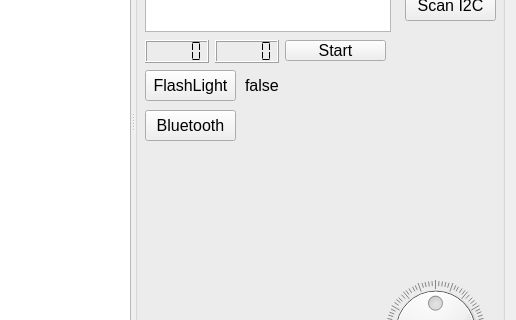
The window that mainwindow.ui (robocenter-rov/remote-control) describes before a commit, drawn with Qt 5; both pictures show x 444 to 960 and y 201 to 521 of the 960 by 646 pixel window.
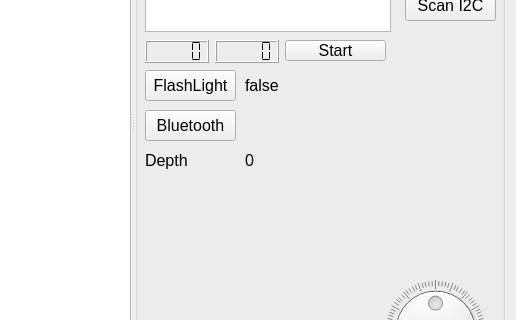
The same window after the commit.

Commit message: Show depth on right panel

Patch:
```diff
--- a/mainwindow.ui
+++ b/mainwindow.ui
@@ -432,6 +432,32 @@
          <string/>
         </property>
        </widget>
+       <widget class="QLabel" name="depthTitleLabel">
+        <property name="geometry">
+         <rect>
+          <x>10</x>
+          <y>320</y>
+          <width>91</width>
+          <height>21</height>
+         </rect>
+        </property>
+        <property name="text">
+         <string>Depth</string>
+        </property>
+       </widget>
+       <widget class="QLabel" name="depthValueLabel">
+        <property name="geometry">
+         <rect>
+          <x>110</x>
+          <y>320</y>
+          <width>91</width>
+          <height>21</height>
+         </rect>
+        </property>
+        <property name="text">
+         <string>0</string>
+        </property>
+       </widget>
       </widget>
      </widget>
     </item>
```
The commit also changes 2 other files.
